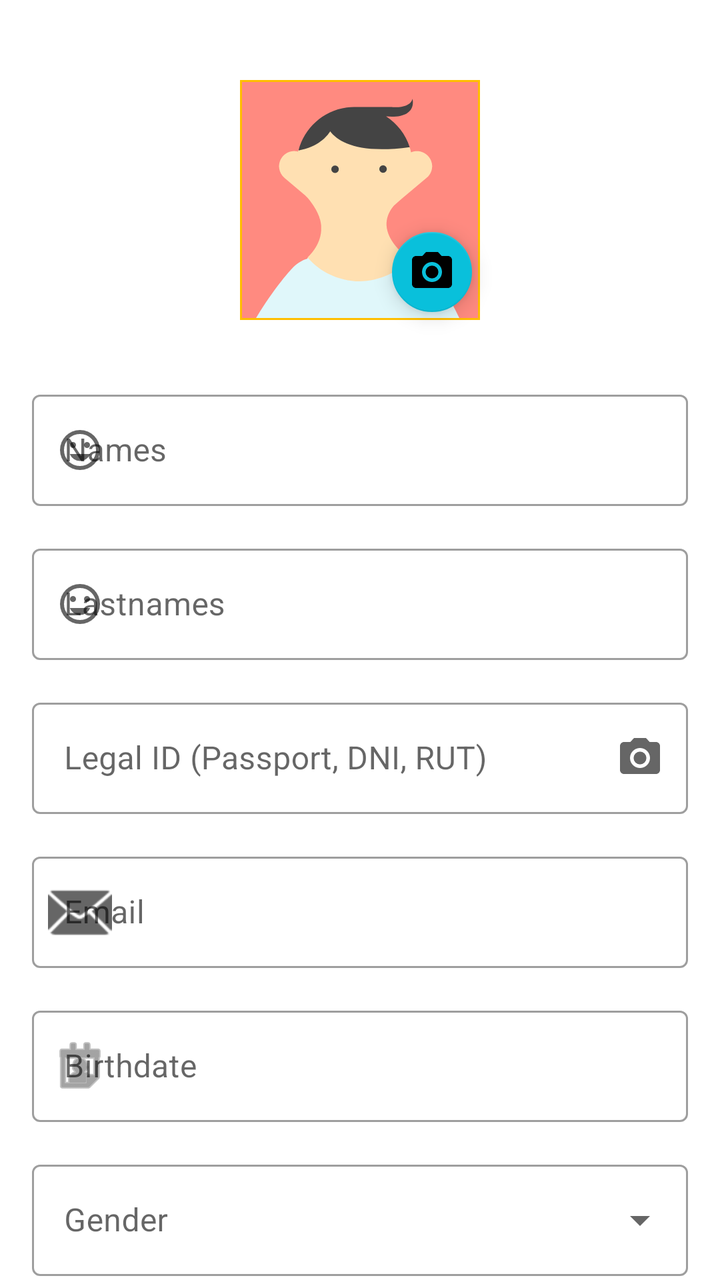
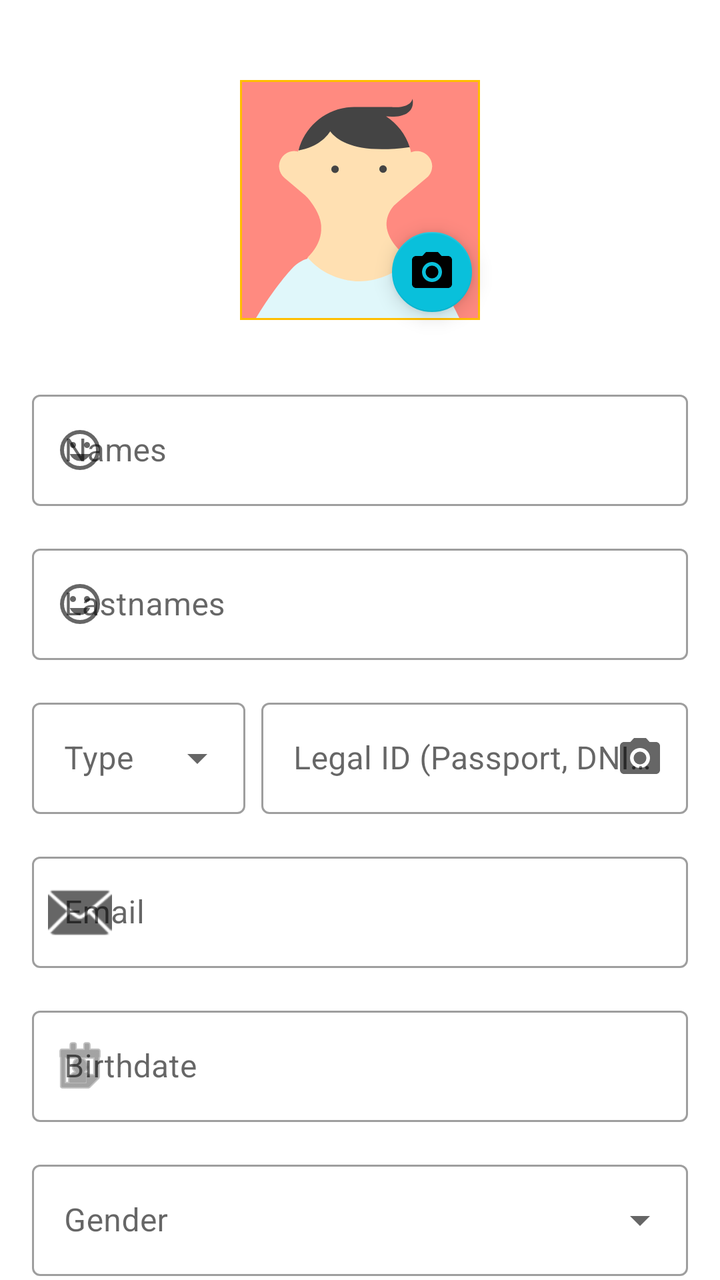

Before-and-after screenshots of an Android layout around one commit, followed by the original layout XML and the change that was made.
<!-- AndroidManifest.xml: application theme Theme.QhagoApp -->
<!-- res/layout/fragment_profile.xml -->
<?xml version="1.0" encoding="utf-8"?>
<androidx.core.widget.NestedScrollView xmlns:android="http://schemas.android.com/apk/res/android"
    xmlns:app="http://schemas.android.com/apk/res-auto"
    xmlns:tools="http://schemas.android.com/tools"
    android:layout_width="match_parent"
    android:layout_height="match_parent"
    android:fillViewport="true"
    android:background="?attr/colorSurface">

    <androidx.constraintlayout.widget.ConstraintLayout
        android:layout_width="match_parent"
        android:layout_height="wrap_content"
        android:paddingHorizontal="@dimen/fragment_horizontal_margin"
        android:paddingVertical="24dp">

        
        <com.google.android.material.imageview.ShapeableImageView
            android:id="@+id/iv_profile_image"
            android:layout_width="120dp"
            android:layout_height="120dp"
            android:layout_marginTop="16dp"
            android:scaleType="centerCrop"
            app:shapeAppearanceOverlay="@style/ShapeAppearance.MaterialComponents.LargeComponent"
            app:strokeColor="?attr/colorPrimary"
            app:strokeWidth="2dp"
            app:layout_constraintTop_toTopOf="parent"
            app:layout_constraintStart_toStartOf="parent"
            app:layout_constraintEnd_toEndOf="parent"
            android:src="@drawable/avatar_1"
            android:contentDescription="@string/profile_image_content_description" />

        <com.google.android.material.floatingactionbutton.FloatingActionButton
            android:id="@+id/fab_edit_image"
            android:layout_width="wrap_content"
            android:layout_height="wrap_content"
            app:fabSize="mini"
            app:srcCompat="@drawable/ic_camera_black_24dp"
            app:layout_constraintBottom_toBottomOf="@id/iv_profile_image"
            app:layout_constraintEnd_toEndOf="@id/iv_profile_image"
            android:contentDescription="@string/profile_image_content_description" />

        
        <com.google.android.material.textfield.TextInputLayout
            android:id="@+id/til_names"
            style="@style/Widget.MaterialComponents.TextInputLayout.OutlinedBox"
            android:layout_width="match_parent"
            android:layout_height="wrap_content"
            android:layout_marginTop="32dp"
            android:hint="@string/prompt_names"
            app:startIconDrawable="@drawable/ic_profile"
            app:layout_constraintTop_toBottomOf="@id/iv_profile_image">

            <com.google.android.material.textfield.TextInputEditText
                android:id="@+id/et_names"
                android:layout_width="match_parent"
                android:layout_height="wrap_content"
                android:inputType="textPersonName" />
        </com.google.android.material.textfield.TextInputLayout>

        
        <com.google.android.material.textfield.TextInputLayout
            android:id="@+id/til_lastnames"
            style="@style/Widget.MaterialComponents.TextInputLayout.OutlinedBox"
            android:layout_width="match_parent"
            android:layout_height="wrap_content"
            android:layout_marginTop="16dp"
            android:hint="@string/prompt_lastnames"
            app:startIconDrawable="@drawable/ic_profile"
            app:layout_constraintTop_toBottomOf="@id/til_names">

            <com.google.android.material.textfield.TextInputEditText
                android:id="@+id/et_lastnames"
                android:layout_width="match_parent"
                android:layout_height="wrap_content"
                android:inputType="textPersonName" />
        </com.google.android.material.textfield.TextInputLayout>

        
        <com.google.android.material.textfield.TextInputLayout
            android:id="@+id/til_legal_id"
            style="@style/Widget.MaterialComponents.TextInputLayout.OutlinedBox"
            android:layout_width="match_parent"
            android:layout_height="wrap_content"
            android:layout_marginTop="16dp"
            android:hint="@string/prompt_legal_id"
            app:endIconMode="custom"
            app:endIconDrawable="@drawable/ic_camera_black_24dp"
            app:endIconContentDescription="Scan ID"
            app:layout_constraintTop_toBottomOf="@id/til_lastnames">

            <com.google.android.material.textfield.TextInputEditText
                android:id="@+id/et_legal_id"
                android:layout_width="match_parent"
                android:layout_height="wrap_content"
                android:inputType="text" />
        </com.google.android.material.textfield.TextInputLayout>

        
        <com.google.android.material.textfield.TextInputLayout
            android:id="@+id/til_email"
            style="@style/Widget.MaterialComponents.TextInputLayout.OutlinedBox"
            android:layout_width="match_parent"
            android:layout_height="wrap_content"
            android:layout_marginTop="16dp"
            android:hint="@string/prompt_email"
            app:startIconDrawable="@android:drawable/ic_dialog_email"
            app:layout_constraintTop_toBottomOf="@id/til_legal_id">

            <com.google.android.material.textfield.TextInputEditText
                android:id="@+id/et_email"
                android:layout_width="match_parent"
                android:layout_height="wrap_content"
                android:inputType="textEmailAddress"
                android:enabled="false" />
        </com.google.android.material.textfield.TextInputLayout>

        
        <com.google.android.material.textfield.TextInputLayout
            android:id="@+id/til_birthdate"
            style="@style/Widget.MaterialComponents.TextInputLayout.OutlinedBox"
            android:layout_width="match_parent"
            android:layout_height="wrap_content"
            android:layout_marginTop="16dp"
            android:hint="@string/prompt_birthdate"
            app:startIconDrawable="@android:drawable/ic_menu_my_calendar"
            app:layout_constraintTop_toBottomOf="@id/til_email">

            <com.google.android.material.textfield.TextInputEditText
                android:id="@+id/et_birthdate"
                android:layout_width="match_parent"
                android:layout_height="wrap_content"
                android:focusable="false"
                android:inputType="none" />
        </com.google.android.material.textfield.TextInputLayout>

        
        <com.google.android.material.textfield.TextInputLayout
            android:id="@+id/til_gender"
            style="@style/Widget.MaterialComponents.TextInputLayout.OutlinedBox.ExposedDropdownMenu"
            android:layout_width="match_parent"
            android:layout_height="wrap_content"
            android:layout_marginTop="16dp"
            android:hint="@string/prompt_gender"
            app:layout_constraintTop_toBottomOf="@id/til_birthdate">

            <AutoCompleteTextView
                android:id="@+id/act_gender"
                android:layout_width="match_parent"
                android:layout_height="wrap_content"
                android:inputType="none" />
        </com.google.android.material.textfield.TextInputLayout>

        
        <com.google.android.material.button.MaterialButton
            android:id="@+id/btn_save_profile"
            android:layout_width="match_parent"
            android:layout_height="60dp"
            android:layout_marginTop="32dp"
            android:text="@string/action_save_profile"
            app:cornerRadius="12dp"
            app:layout_constraintTop_toBottomOf="@id/til_gender" />

        
        <com.google.android.material.button.MaterialButton
            android:id="@+id/btn_change_password"
            style="@style/Widget.MaterialComponents.Button.TextButton"
            android:layout_width="match_parent"
            android:layout_height="60dp"
            android:layout_marginTop="8dp"
            android:layout_marginBottom="16dp"
            android:text="@string/action_change_password"
            app:layout_constraintTop_toBottomOf="@id/btn_save_profile"
            app:layout_constraintBottom_toBottomOf="parent" />

        <ProgressBar
            android:id="@+id/pb_profile_loading"
            android:layout_width="wrap_content"
            android:layout_height="wrap_content"
            android:visibility="gone"
            app:layout_constraintTop_toTopOf="parent"
            app:layout_constraintBottom_toBottomOf="parent"
            app:layout_constraintStart_toStartOf="parent"
            app:layout_constraintEnd_toEndOf="parent" />

    </androidx.constraintlayout.widget.ConstraintLayout>

</androidx.core.widget.NestedScrollView>
<!-- resources referenced by this layout -->
<resources>
  <dimen name="fragment_horizontal_margin">16dp</dimen>
  <!-- drawable avatar_1: vector/xml drawable (drawable, 2395 chars, omitted) -->
  <!-- drawable ic_camera_black_24dp (drawable) -->
  <vector xmlns:android="http://schemas.android.com/apk/res/android"
      android:width="24dp"
      android:height="24dp"
      android:viewportWidth="24.0"
      android:viewportHeight="24.0">
      <path
          android:fillColor="#FF000000"
          android:pathData="M12,12m-3.2,0a3.2,3.2 0,1 1,6.4 0a3.2,3.2 0,1 1,-6.4 0" />
      <path
          android:fillColor="#FF000000"
          android:pathData="M9,2L7.17,4H4c-1.1,0 -2,0.9 -2,2v12c0,1.1 0.9,2 2,2h16c1.1,0 2,-0.9 2,-2V6c0,-1.1 -0.9,-2 -2,-2h-3.17L15,2H9zm3,15c-2.76,0 -5,-2.24 -5,-5s2.24,-5 5,-5 5,2.24 5,5 -2.24,5 -5,5z" />
  </vector>
  <!-- drawable ic_profile (drawable) -->
  <vector xmlns:android="http://schemas.android.com/apk/res/android" android:height="24dp" android:tint="#000000" android:viewportHeight="960" android:viewportWidth="960" android:width="24dp">
        
      <path android:fillColor="@android:color/white" android:pathData="M620,440Q645,440 662.5,422.5Q680,405 680,380Q680,355 662.5,337.5Q645,320 620,320Q595,320 577.5,337.5Q560,355 560,380Q560,405 577.5,422.5Q595,440 620,440ZM340,440Q365,440 382.5,422.5Q400,405 400,380Q400,355 382.5,337.5Q365,320 340,320Q315,320 297.5,337.5Q280,355 280,380Q280,405 297.5,422.5Q315,440 340,440ZM603.5,661.5Q659,623 684,560L276,560Q301,623 356.5,661.5Q412,700 480,700Q548,700 603.5,661.5ZM324,848.5Q251,817 197,763Q143,709 111.5,636Q80,563 80,480Q80,397 111.5,324Q143,251 197,197Q251,143 324,111.5Q397,80 480,80Q563,80 636,111.5Q709,143 763,197Q817,251 848.5,324Q880,397 880,480Q880,563 848.5,636Q817,709 763,763Q709,817 636,848.5Q563,880 480,880Q397,880 324,848.5ZM480,480Q480,480 480,480Q480,480 480,480Q480,480 480,480Q480,480 480,480Q480,480 480,480Q480,480 480,480Q480,480 480,480Q480,480 480,480ZM707,707Q800,614 800,480Q800,346 707,253Q614,160 480,160Q346,160 253,253Q160,346 160,480Q160,614 253,707Q346,800 480,800Q614,800 707,707Z"/>
      
  </vector>
  <string name="action_change_password">Change Password</string>
  <string name="action_save_profile">Save Profile</string>
  <string name="profile_image_content_description">Profile Picture</string>
  <string name="prompt_birthdate">Birthdate</string>
  <string name="prompt_email">Email</string>
  <string name="prompt_gender">Gender</string>
  <string name="prompt_lastnames">Lastnames</string>
  <string name="prompt_legal_id">Legal ID (Passport, DNI, RUT)</string>
  <string name="prompt_names">Names</string>
  <style name="Theme.QhagoApp" parent="Theme.MaterialComponents.DayNight.DarkActionBar">
          
          <item name="colorPrimary">@color/purple_500</item>
          <item name="colorPrimaryVariant">@color/purple_700</item>
          <item name="colorOnPrimary">@color/white</item>
          
          <item name="colorSecondary">@color/teal_200</item>
          <item name="colorSecondaryVariant">@color/teal_700</item>
          <item name="colorOnSecondary">@color/black</item>
          
          <item name="android:statusBarColor">?attr/colorPrimaryVariant</item>
          
      </style>
  <color name="purple_500">#FFBE00</color>
  <color name="purple_700">#FF9700</color>
  <color name="white">#FFFFFFFF</color>
  <color name="teal_200">#09C0DB</color>
  <color name="teal_700">#007F95</color>
  <color name="black">#FF000000</color>
</resources>

<!-- the commit's change to res/layout/fragment_profile.xml (unified diff, before → after) -->
@@ -76,24 +76,48 @@
         </com.google.android.material.textfield.TextInputLayout>
 
         
-        <com.google.android.material.textfield.TextInputLayout
-            android:id="@+id/til_legal_id"
-            style="@style/Widget.MaterialComponents.TextInputLayout.OutlinedBox"
-            android:layout_width="match_parent"
-            android:layout_height="wrap_content"
-            android:layout_marginTop="16dp"
-            android:hint="@string/prompt_legal_id"
-            app:endIconMode="custom"
-            app:endIconDrawable="@drawable/ic_camera_black_24dp"
-            app:endIconContentDescription="Scan ID"
+        <LinearLayout
+            android:id="@+id/ll_document"
+            android:layout_width="match_parent"
+            android:layout_height="wrap_content"
+            android:layout_marginTop="16dp"
+            android:orientation="horizontal"
             app:layout_constraintTop_toBottomOf="@id/til_lastnames">
 
-            <com.google.android.material.textfield.TextInputEditText
-                android:id="@+id/et_legal_id"
-                android:layout_width="match_parent"
-                android:layout_height="wrap_content"
-                android:inputType="text" />
-        </com.google.android.material.textfield.TextInputLayout>
+            <com.google.android.material.textfield.TextInputLayout
+                android:id="@+id/til_document_type"
+                style="@style/Widget.MaterialComponents.TextInputLayout.OutlinedBox.ExposedDropdownMenu"
+                android:layout_width="0dp"
+                android:layout_height="wrap_content"
+                android:layout_weight="1"
+                android:hint="Type">
+
+                <AutoCompleteTextView
+                    android:id="@+id/act_document_type"
+                    android:layout_width="match_parent"
+                    android:layout_height="wrap_content"
+                    android:inputType="none" />
+            </com.google.android.material.textfield.TextInputLayout>
+
+            <com.google.android.material.textfield.TextInputLayout
+                android:id="@+id/til_legal_id"
+                style="@style/Widget.MaterialComponents.TextInputLayout.OutlinedBox"
+                android:layout_width="0dp"
+                android:layout_height="wrap_content"
+                android:layout_weight="2"
+                android:layout_marginStart="8dp"
+                android:hint="@string/prompt_legal_id"
+                app:endIconMode="custom"
+                app:endIconDrawable="@drawable/ic_camera_black_24dp"
+                app:endIconContentDescription="Scan ID">
+
+                <com.google.android.material.textfield.TextInputEditText
+                    android:id="@+id/et_legal_id"
+                    android:layout_width="match_parent"
+                    android:layout_height="wrap_content"
+                    android:inputType="text" />
+            </com.google.android.material.textfield.TextInputLayout>
+        </LinearLayout>
 
         
         <com.google.android.material.textfield.TextInputLayout
@@ -104,7 +128,7 @@
             android:layout_marginTop="16dp"
             android:hint="@string/prompt_email"
             app:startIconDrawable="@android:drawable/ic_dialog_email"
-            app:layout_constraintTop_toBottomOf="@id/til_legal_id">
+            app:layout_constraintTop_toBottomOf="@id/ll_document">
 
             <com.google.android.material.textfield.TextInputEditText
                 android:id="@+id/et_email"
